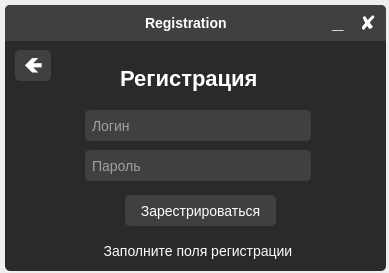
The window that window_register/window_registration.ui (b0shka/selling_apps) describes before a commit, drawn with Qt 5.
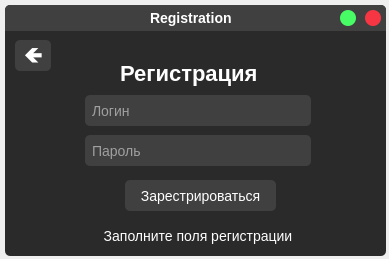
The same window after the commit.

```diff
--- a/window_register/window_registration.ui
+++ b/window_register/window_registration.ui
@@ -7,13 +7,13 @@
     <x>0</x>
     <y>0</y>
     <width>389</width>
-    <height>273</height>
+    <height>259</height>
    </rect>
   </property>
   <property name="minimumSize">
    <size>
     <width>381</width>
-    <height>266</height>
+    <height>2</height>
    </size>
   </property>
   <property name="maximumSize">
@@ -34,19 +34,19 @@
      <x>5</x>
      <y>5</y>
      <width>381</width>
-     <height>266</height>
+     <height>251</height>
     </rect>
    </property>
    <property name="minimumSize">
     <size>
      <width>381</width>
-     <height>266</height>
+     <height>251</height>
     </size>
    </property>
    <property name="maximumSize">
     <size>
      <width>381</width>
-     <height>266</height>
+     <height>251</height>
     </size>
    </property>
    <property name="styleSheet">
@@ -61,120 +61,11 @@
    <property name="frameShadow">
     <enum>QFrame::Raised</enum>
    </property>
-   <widget class="QFrame" name="frame_3">
-    <property name="geometry">
-     <rect>
-      <x>0</x>
-      <y>0</y>
-      <width>381</width>
-      <height>36</height>
-     </rect>
-    </property>
-    <property name="styleSheet">
-     <string notr="true">QFrame{
-	border-bottom-left-radius: 0px;
-	border-bottom-right-radius: 0px;
-	background-color: #404040;
-}</string>
-    </property>
-    <property name="frameShape">
-     <enum>QFrame::StyledPanel</enum>
-    </property>
-    <property name="frameShadow">
-     <enum>QFrame::Raised</enum>
-    </property>
-    <widget class="QPushButton" name="close">
-     <property name="geometry">
-      <rect>
-       <x>350</x>
-       <y>5</y>
-       <width>26</width>
-       <height>26</height>
-      </rect>
-     </property>
-     <property name="font">
-      <font>
-       <pointsize>-1</pointsize>
-       <weight>75</weight>
-       <bold>true</bold>
-      </font>
-     </property>
-     <property name="styleSheet">
-      <string notr="true">QPushButton {
-	font-size: 20px;
-	background-color: #404040;
-	border-radius: 5px;
-}
-QPushButton::hover {
-	background-color: #ffb0be;
-	color: black;
-}</string>
-     </property>
-     <property name="text">
-      <string>✘</string>
-     </property>
-    </widget>
-    <widget class="QPushButton" name="hide">
-     <property name="geometry">
-      <rect>
-       <x>320</x>
-       <y>5</y>
-       <width>26</width>
-       <height>26</height>
-      </rect>
-     </property>
-     <property name="font">
-      <font>
-       <pointsize>-1</pointsize>
-       <weight>75</weight>
-       <bold>true</bold>
-      </font>
-     </property>
-     <property name="styleSheet">
-      <string notr="true">QPushButton {
-	padding-bottom: 4px;
-	font-size: 20px;
-	background-color: #404040;
-	border-radius: 5px;
-}
-QPushButton::hover {
-	background-color: #2a2a2a;
-}</string>
-     </property>
-     <property name="text">
-      <string>_</string>
-     </property>
-    </widget>
-    <widget class="QLabel" name="label_9">
-     <property name="geometry">
-      <rect>
-       <x>140</x>
-       <y>10</y>
-       <width>101</width>
-       <height>16</height>
-      </rect>
-     </property>
-     <property name="font">
-      <font>
-       <pointsize>-1</pointsize>
-       <weight>75</weight>
-       <bold>true</bold>
-      </font>
-     </property>
-     <property name="styleSheet">
-      <string notr="true">font-size: 14px;
-color: white;</string>
-     </property>
-     <property name="text">
-      <string>Registration</string>
-     </property>
-    </widget>
-   </widget>
    <widget class="QLabel" name="label_2">
     <property name="geometry">
      <rect>
       <x>10</x>
-      <y>235</y>
+      <y>220</y>
       <width>366</width>
       <height>21</height>
      </rect>
@@ -207,7 +98,7 @@
     <property name="geometry">
      <rect>
       <x>120</x>
-      <y>190</y>
+      <y>175</y>
       <width>151</width>
       <height>31</height>
      </rect>
@@ -230,7 +121,7 @@
     <property name="geometry">
      <rect>
       <x>80</x>
-      <y>105</y>
+      <y>90</y>
       <width>226</width>
       <height>31</height>
      </rect>
@@ -255,7 +146,7 @@
     <property name="geometry">
      <rect>
       <x>115</x>
-      <y>60</y>
+      <y>55</y>
       <width>161</width>
       <height>26</height>
      </rect>
@@ -282,7 +173,7 @@
     <property name="geometry">
      <rect>
       <x>80</x>
-      <y>145</y>
+      <y>130</y>
       <width>226</width>
       <height>31</height>
      </rect>
@@ -307,7 +198,7 @@
     <property name="geometry">
      <rect>
       <x>10</x>
-      <y>45</y>
+      <y>35</y>
       <width>36</width>
       <height>31</height>
      </rect>
@@ -334,6 +225,115 @@
      <string>🡸</string>
     </property>
    </widget>
+   <widget class="QFrame" name="frame_5">
+    <property name="geometry">
+     <rect>
+      <x>0</x>
+      <y>0</y>
+      <width>381</width>
+      <height>26</height>
+     </rect>
+    </property>
+    <property name="styleSheet">
+     <string notr="true">QFrame{
+	border-bottom-left-radius: 0px;
+	border-bottom-right-radius: 0px;
+	background-color: #404040;
+}</string>
+    </property>
+    <property name="frameShape">
+     <enum>QFrame::StyledPanel</enum>
+    </property>
+    <property name="frameShadow">
+     <enum>QFrame::Raised</enum>
+    </property>
+    <widget class="QPushButton" name="close">
+     <property name="geometry">
+      <rect>
+       <x>360</x>
+       <y>5</y>
+       <width>16</width>
+       <height>16</height>
+      </rect>
+     </property>
+     <property name="font">
+      <font>
+       <pointsize>-1</pointsize>
+       <weight>75</weight>
+       <bold>true</bold>
+      </font>
+     </property>
+     <property name="styleSheet">
+      <string notr="true">QPushButton {
+	font-size: 20px;
+	background-color: #f73643;
+	border-radius: 8px;
+}
+QPushButton::hover {
+	background-color: #d63a44;
+	color: black;
+}</string>
+     </property>
+     <property name="text">
+      <string/>
+     </property>
+    </widget>
+    <widget class="QPushButton" name="hide">
+     <property name="geometry">
+      <rect>
+       <x>335</x>
+       <y>5</y>
+       <width>16</width>
+       <height>16</height>
+      </rect>
+     </property>
+     <property name="font">
+      <font>
+       <pointsize>-1</pointsize>
+       <weight>75</weight>
+       <bold>true</bold>
+      </font>
+     </property>
+     <property name="styleSheet">
+      <string notr="true">QPushButton {
+	padding-bottom: 4px;
+	font-size: 20px;
+	background-color: #47fc65;
+	border-radius: 8px;
+}
+QPushButton::hover {
+	background-color: #49cc5f;
+}</string>
+     </property>
+     <property name="text">
+      <string/>
+     </property>
+    </widget>
+    <widget class="QLabel" name="label_9">
+     <property name="geometry">
+      <rect>
+       <x>145</x>
+       <y>5</y>
+       <width>101</width>
+       <height>16</height>
+      </rect>
+     </property>
+     <property name="font">
+      <font>
+       <pointsize>-1</pointsize>
+       <weight>75</weight>
+       <bold>true</bold>
+      </font>
+     </property>
+     <property name="styleSheet">
+      <string notr="true">font-size: 14px;
+color: white;</string>
+     </property>
+     <property name="text">
+      <string>Registration</string>
+     </property>
+    </widget>
+   </widget>
   </widget>
  </widget>
  <resources/>
```
